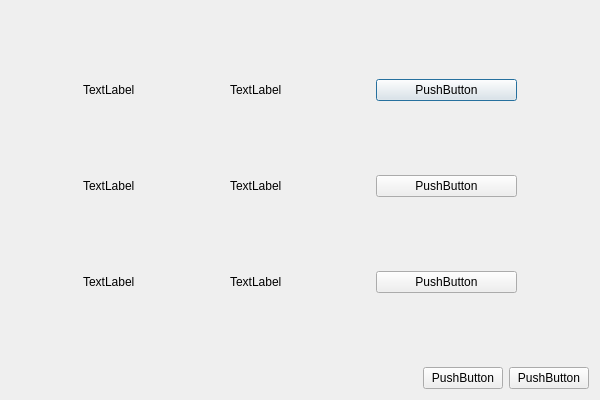
The window that TowerController/DeviceConnect.ui (APKin/TCD53) describes before a commit, drawn with Qt 5.
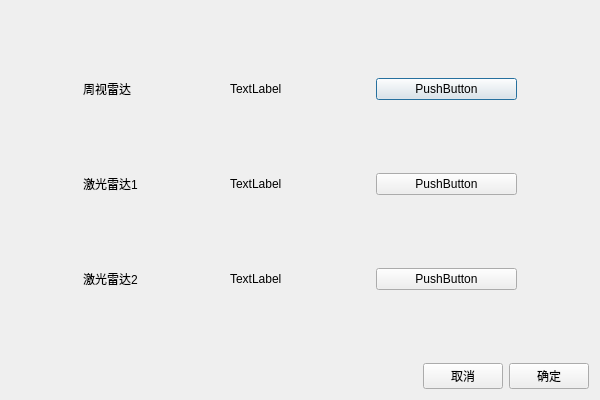
The same window after the commit.

The edit to the form file:
```diff
--- a/TowerController/DeviceConnect.ui
+++ b/TowerController/DeviceConnect.ui
@@ -36,7 +36,7 @@
          <item>
           <widget class="QLabel" name="label">
            <property name="text">
-            <string>TextLabel</string>
+            <string>周视雷达</string>
            </property>
           </widget>
          </item>
@@ -61,7 +61,7 @@
          <item>
           <widget class="QLabel" name="label_2">
            <property name="text">
-            <string>TextLabel</string>
+            <string>激光雷达1</string>
            </property>
           </widget>
          </item>
@@ -86,7 +86,7 @@
          <item>
           <widget class="QLabel" name="label_3">
            <property name="text">
-            <string>TextLabel</string>
+            <string>激光雷达2</string>
            </property>
           </widget>
          </item>
@@ -141,14 +141,14 @@
      <item>
       <widget class="QPushButton" name="pushButton_4">
        <property name="text">
-        <string>PushButton</string>
+        <string>取消</string>
        </property>
       </widget>
      </item>
      <item>
       <widget class="QPushButton" name="pushButton_5">
        <property name="text">
-        <string>PushButton</string>
+        <string>确定</string>
        </property>
       </widget>
      </item>
```
